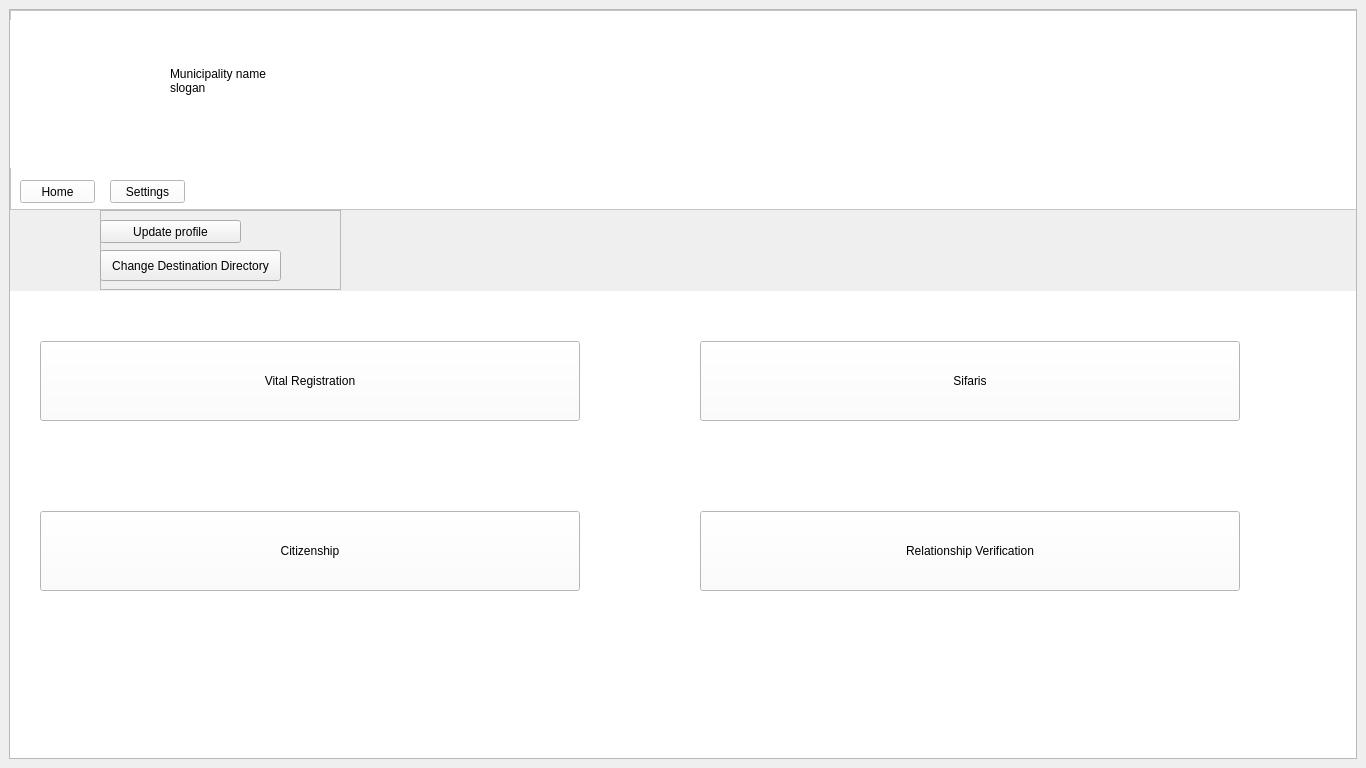
Qt form Smartward/mainwindow.ui (cygnus55/smartward) before a commit.
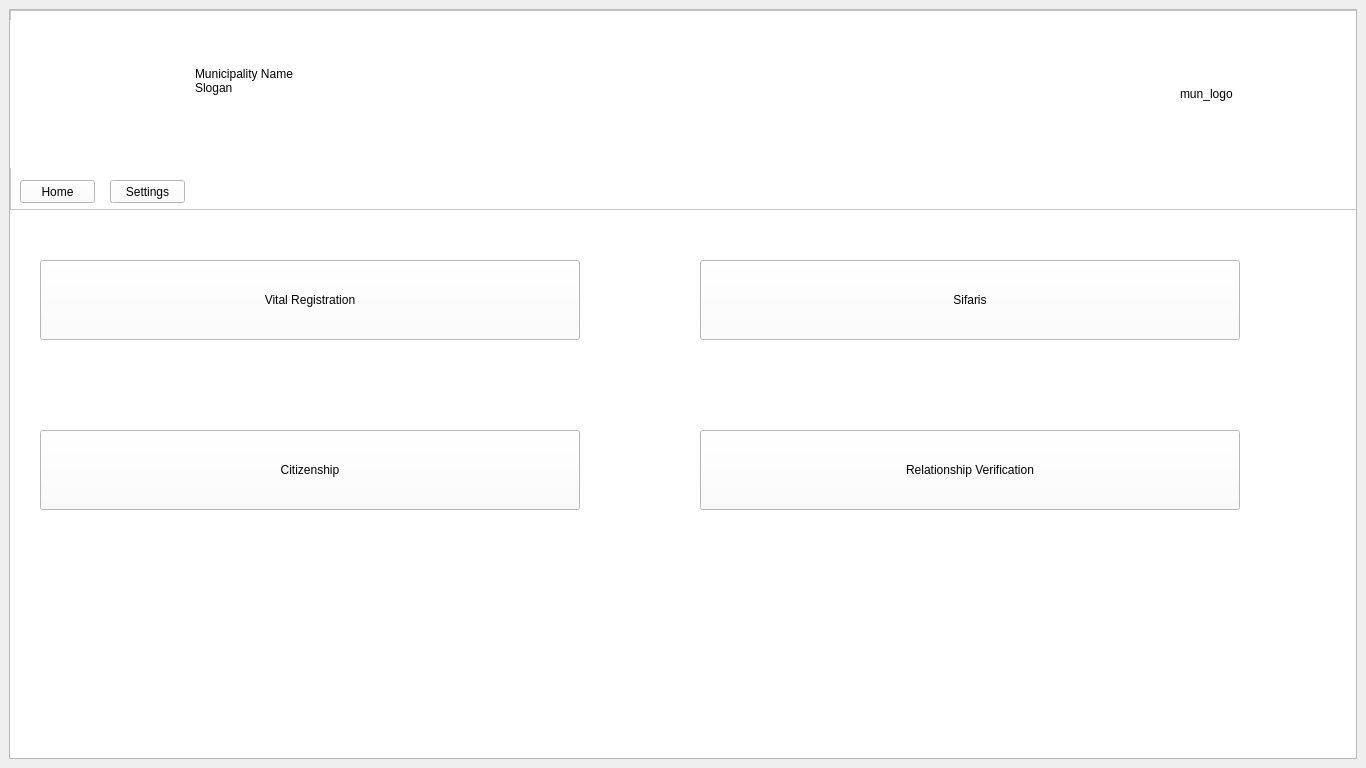
The same form after that commit. The open tabs and pages were chosen to show the change. Icons and pictures are not drawn.

The edit to the form file:
```diff
--- a/Smartward/mainwindow.ui
+++ b/Smartward/mainwindow.ui
@@ -78,15 +78,15 @@
         <widget class="QLabel" name="Mun_Name">
          <property name="geometry">
           <rect>
-           <x>160</x>
+           <x>185</x>
            <y>30</y>
-           <width>641</width>
+           <width>616</width>
            <height>81</height>
           </rect>
          </property>
          <property name="text">
-          <string>Municipality name 
-slogan</string>
+          <string>Municipality Name 
+Slogan</string>
          </property>
         </widget>
         <widget class="QPushButton" name="home_button">
@@ -115,22 +115,41 @@
           <string>Settings</string>
          </property>
         </widget>
+        <widget class="QLabel" name="mun_logo_label">
+         <property name="geometry">
+          <rect>
+           <x>1170</x>
+           <y>10</y>
+           <width>150</width>
+           <height>148</height>
+          </rect>
+         </property>
+         <property name="text">
+          <string>mun_logo</string>
+         </property>
+        </widget>
        </widget>
        <widget class="QStackedWidget" name="stackedWidget">
         <property name="geometry">
          <rect>
           <x>0</x>
-          <y>281</y>
-          <width>1902</width>
-          <height>781</height>
+          <y>200</y>
+          <width>1906</width>
+          <height>856</height>
          </rect>
         </property>
         <property name="styleSheet">
-         <string notr="true">background-color: rgb(255, 255, 255);</string>
+         <string notr="true">QPushButton:hover
+{
+background-color:rgb(248, 244, 255);
+}
+QWidget
+{
+background-color: rgb(255, 255, 255);
+}</string>
         </property>
-        <widget class="QWidget" name="Setting_page"/>
-        <widget class="QWidget" name="HomePage">
-         <widget class="QPushButton" name="pushButton">
+        <widget class="QWidget" name="home_page">
+         <widget class="QPushButton" name="vital_reg_button">
           <property name="geometry">
            <rect>
             <x>30</x>
@@ -143,7 +162,7 @@
            <string>Vital Registration</string>
           </property>
          </widget>
-         <widget class="QPushButton" name="pushButton_2">
+         <widget class="QPushButton" name="citizenship_button">
           <property name="geometry">
            <rect>
             <x>30</x>
@@ -156,7 +175,7 @@
            <string>Citizenship</string>
           </property>
          </widget>
-         <widget class="QPushButton" name="pushButton_4">
+         <widget class="QPushButton" name="sifarish_button">
           <property name="geometry">
            <rect>
             <x>690</x>
@@ -169,7 +188,7 @@
            <string>Sifaris</string>
           </property>
          </widget>
-         <widget class="QPushButton" name="pushButton_5">
+         <widget class="QPushButton" name="relation_verify_button">
           <property name="geometry">
            <rect>
             <x>690</x>
@@ -183,48 +202,8 @@
           </property>
          </widget>
         </widget>
-       </widget>
-       <widget class="QFrame" name="dropbox">
-        <property name="geometry">
-         <rect>
-          <x>90</x>
-          <y>200</y>
-          <width>241</width>
-          <height>80</height>
-         </rect>
-        </property>
-        <property name="frameShape">
-         <enum>QFrame::StyledPanel</enum>
-        </property>
-        <property name="frameShadow">
-         <enum>QFrame::Raised</enum>
-        </property>
-        <widget class="QPushButton" name="updateprofile">
-         <property name="geometry">
-          <rect>
-           <x>0</x>
-           <y>10</y>
-           <width>141</width>
-           <height>23</height>
-          </rect>
-         </property>
-         <property name="text">
-          <string>Update profile</string>
-         </property>
-        </widget>
-        <widget class="QPushButton" name="changedir">
-         <property name="geometry">
-          <rect>
-           <x>0</x>
-           <y>40</y>
-           <width>181</width>
-           <height>31</height>
-          </rect>
-         </property>
-         <property name="text">
-          <string>Change Destination Directory</string>
-         </property>
-        </widget>
+        <widget class="QWidget" name="update_profile_page"/>
+        <widget class="QWidget" name="change_directory_page"/>
        </widget>
       </widget>
      </widget>
```
Left out of the diff: 6 changed lines with no effect on the pictures.
